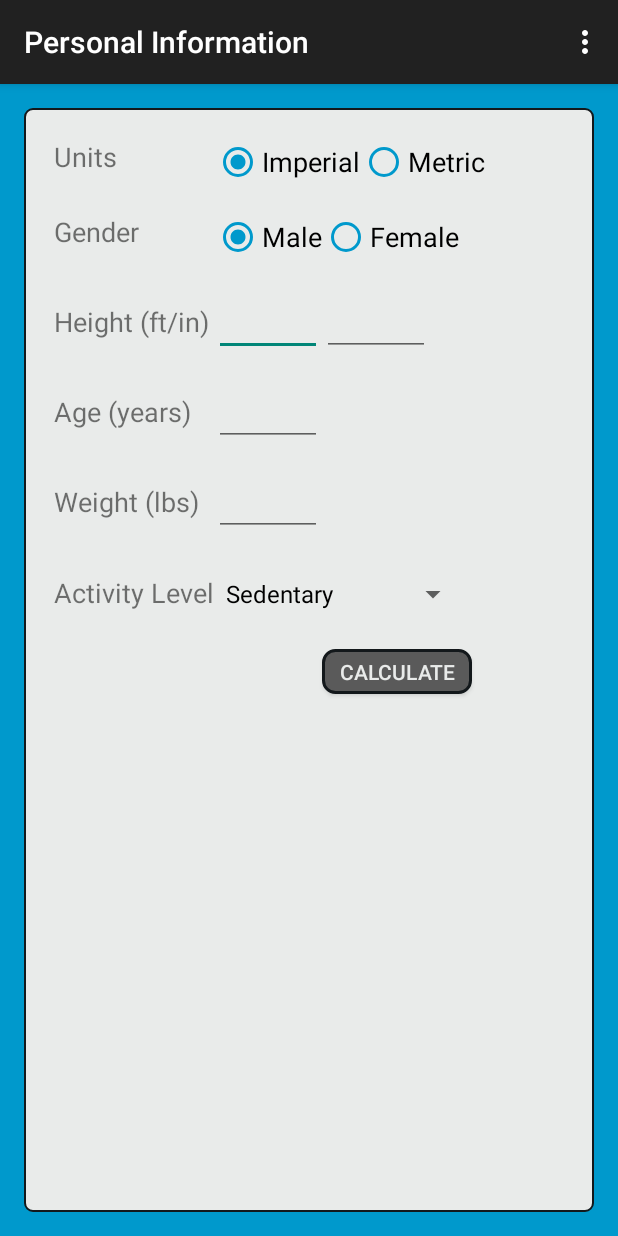
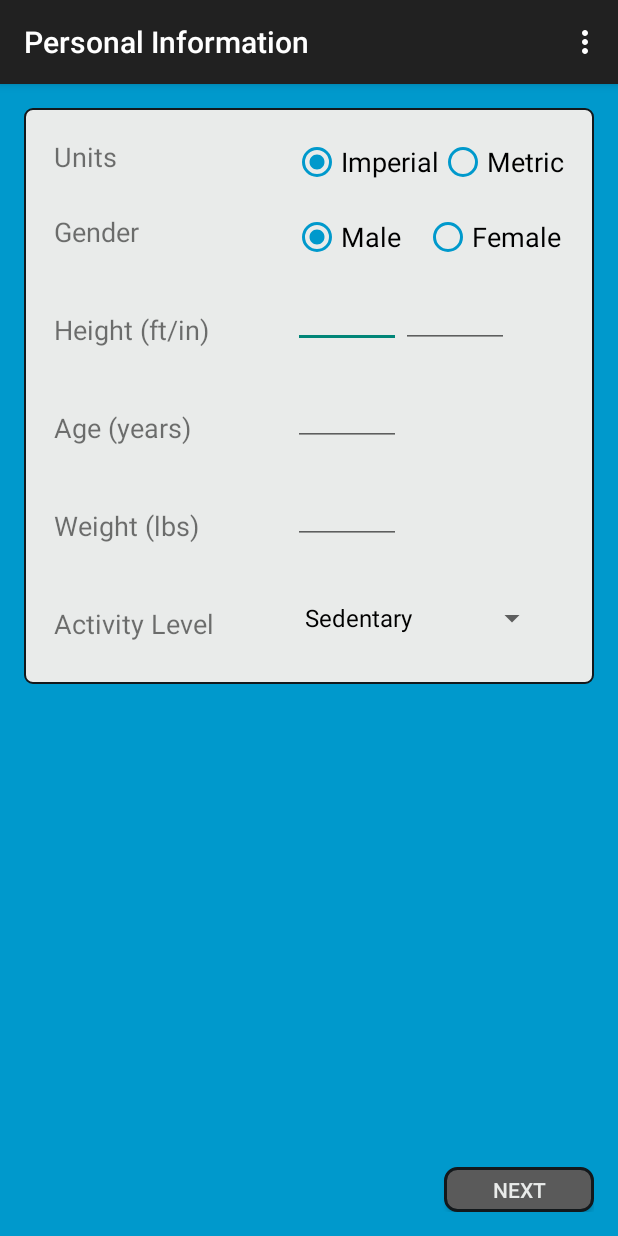
Before and after one commit to afrisone/LiftingBuddyOld, an Android app: the CalculatorActivity screen opened directly, with no data from a screen before it, on a phone screen of 412 x 824 dp. Run offline under Robolectric (Android 15) with nearby library versions, the phone set to English and light mode, and no system bars.

Commit message:
Added ScrollView to calculator activity

```diff
--- a/app/src/main/res/layout/activity_calculator.xml
+++ b/app/src/main/res/layout/activity_calculator.xml
@@ -1,17 +1,26 @@
+<ScrollView xmlns:android="http://schemas.android.com/apk/res/android"
+    android:id="@+id/ScrollView01"
+    android:layout_width="fill_parent"
+    android:layout_height="fill_parent"
+    android:fillViewport="true">
+
 <RelativeLayout xmlns:android="http://schemas.android.com/apk/res/android"
     xmlns:tools="http://schemas.android.com/tools" android:layout_width="match_parent"
-    android:layout_height="match_parent" android:paddingLeft="@dimen/activity_horizontal_margin"
+    android:layout_height="fill_parent" android:paddingLeft="@dimen/activity_horizontal_margin"
     android:paddingRight="@dimen/activity_horizontal_margin"
     android:paddingTop="@dimen/activity_vertical_margin"
     android:paddingBottom="@dimen/activity_vertical_margin" tools:context=".Calculator"
     android:background="@color/Bluish">
 
 
-    <GridLayout
+
+    <RelativeLayout
         android:layout_width="match_parent"
-        android:layout_height="match_parent"
+        android:layout_height="wrap_content"
         android:background="@drawable/lightbackground"
-        android:padding="20dp">
+        android:padding="20dp"
+        android:id="@+id/relativeLayout7"
+        android:layout_alignParentTop="true">
 
         <TextView
             android:layout_width="90dp"
@@ -19,9 +28,10 @@
             android:textAppearance="?android:attr/textAppearanceSmall"
             android:text="@string/gender"
             android:id="@+id/textView"
-            android:layout_row="1"
-            android:layout_column="0"
-            android:textSize="18sp" />
+            android:textSize="18sp"
+            android:layout_below="@+id/textView6"
+            android:layout_alignParentLeft="true"
+            android:layout_alignParentStart="true" />
 
         <TextView
             android:layout_width="wrap_content"
@@ -29,18 +39,19 @@
             android:textAppearance="?android:attr/textAppearanceSmall"
             android:text="@string/measurement_units"
             android:id="@+id/textView6"
-            android:layout_row="0"
-            android:layout_column="0"
-            android:textSize="18sp" />
+            android:textSize="18sp"
+            android:layout_alignParentTop="true"
+            android:layout_alignParentLeft="true"
+            android:layout_alignParentStart="true" />
 
         <RadioGroup xmlns:android="http://schemas.android.com/apk/res/android"
-            android:layout_width="197dp"
-            android:layout_height="wrap_content"
+            android:layout_width="wrap_content"
+            android:layout_height="50dp"
             android:orientation="horizontal"
-            android:layout_row="0"
-            android:layout_column="1"
-            android:layout_columnSpan="2"
-            android:id="@+id/unit_radio_group">
+            android:id="@+id/unit_radio_group"
+            android:layout_alignParentTop="true"
+            android:layout_alignParentRight="true"
+            android:layout_alignParentEnd="true">
 
             <RadioButton
                 android:layout_width="wrap_content"
@@ -62,12 +73,13 @@
         </RadioGroup>
 
         <RadioGroup xmlns:android="http://schemas.android.com/apk/res/android"
-            android:layout_width="166dp"
-            android:layout_height="wrap_content"
+            android:layout_width="wrap_content"
+            android:layout_height="50dp"
             android:orientation="horizontal"
-            android:layout_row="1"
-            android:layout_column="1"
-            android:layout_columnSpan="2">
+            android:id="@+id/radioGroup"
+            android:layout_above="@+id/height"
+            android:layout_alignLeft="@+id/unit_radio_group"
+            android:layout_alignStart="@+id/unit_radio_group">
 
             <RadioButton
                 android:layout_width="wrap_content"
@@ -76,7 +88,8 @@
                 android:id="@+id/genderMale"
                 android:checked="true"
                 android:textSize="18sp"
-                android:buttonTint="@color/Bluish"/>
+                android:buttonTint="@color/Bluish"
+                android:layout_marginRight="15dp" />
 
             <RadioButton
                 android:layout_width="wrap_content"
@@ -90,100 +103,130 @@
 
         <TextView
             android:layout_width="wrap_content"
-            android:layout_height="50dp"
+            android:layout_height="wrap_content"
             android:textAppearance="?android:attr/textAppearanceSmall"
             android:text="@string/height_string"
             android:id="@+id/height"
-            android:layout_row="2"
-            android:layout_column="0"
-            android:textSize="18sp" />
+            android:textSize="18sp"
+            android:layout_below="@+id/textView"
+            android:layout_alignParentLeft="true"
+            android:layout_alignParentStart="true"
+            android:layout_marginBottom="25dp"
+            android:layout_marginRight="15dp"
+            android:layout_marginTop="0dp"
+            android:paddingTop="15dp" />
 
         <EditText
             android:layout_width="72dp"
-            android:layout_height="wrap_content"
+            android:layout_height="40dp"
             android:inputType="number"
             android:ems="10"
             android:id="@+id/height_input"
-            android:layout_row="2"
-            android:layout_column="1" />
+            android:layout_below="@+id/radioGroup"
+            android:layout_alignLeft="@+id/radioGroup"
+            android:layout_alignStart="@+id/radioGroup" />
 
         <EditText
             android:layout_width="72dp"
-            android:layout_height="wrap_content"
+            android:layout_height="40dp"
             android:inputType="numberDecimal"
             android:ems="10"
             android:id="@+id/height_in_inches"
-            android:layout_row="2"
-            android:layout_column="2" />
+            android:layout_below="@+id/radioGroup"
+            android:layout_toRightOf="@+id/height_input"
+            android:layout_toEndOf="@+id/height_input" />
 
         <TextView
             android:layout_width="wrap_content"
-            android:layout_height="50dp"
+            android:layout_height="wrap_content"
             android:textAppearance="?android:attr/textAppearanceSmall"
             android:text="@string/age"
             android:id="@+id/textView2"
-            android:layout_row="3"
-            android:layout_column="0"
-            android:textSize="18sp" />
+            android:textSize="18sp"
+            android:layout_below="@+id/height"
+            android:layout_alignLeft="@+id/height"
+            android:layout_alignStart="@+id/height"
+            android:layout_marginBottom="25dp"
+            android:layout_marginRight="15dp"
+            android:layout_marginTop="0dp"
+            android:paddingTop="15dp" />
 
         <EditText
             android:layout_width="72dp"
-            android:layout_height="wrap_content"
+            android:layout_height="40dp"
             android:inputType="numberDecimal"
             android:ems="10"
             android:id="@+id/age_in_years"
-            android:layout_row="3"
-            android:layout_column="1" />
+            android:paddingLeft="10dp"
+            android:layout_alignTop="@+id/textView2"
+            android:layout_alignLeft="@+id/height_input"
+            android:layout_alignStart="@+id/height_input" />
 
         <TextView
             android:layout_width="wrap_content"
-            android:layout_height="50dp"
+            android:layout_height="wrap_content"
             android:textAppearance="?android:attr/textAppearanceSmall"
             android:text="@string/weight_string"
             android:id="@+id/weight"
-            android:layout_row="4"
-            android:layout_column="0"
-            android:textSize="18sp" />
+            android:textSize="18sp"
+            android:layout_below="@+id/textView2"
+            android:layout_alignParentLeft="true"
+            android:layout_alignParentStart="true"
+            android:layout_marginBottom="25dp"
+            android:layout_marginRight="15dp"
+            android:layout_marginTop="0dp"
+            android:paddingTop="15dp" />
 
         <EditText
             android:layout_width="72dp"
-            android:layout_height="wrap_content"
+            android:layout_height="40dp"
             android:inputType="numberDecimal"
             android:ems="10"
             android:id="@+id/weight_input"
-            android:layout_row="4"
-            android:layout_column="1" />
+            android:paddingLeft="10dp"
+            android:layout_alignTop="@+id/weight"
+            android:layout_alignLeft="@+id/age_in_years"
+            android:layout_alignStart="@+id/age_in_years" />
 
         <TextView
-            android:layout_width="wrap_content"
-            android:layout_height="50dp"
+            android:layout_width="100dp"
+            android:layout_height="wrap_content"
             android:textAppearance="?android:attr/textAppearanceSmall"
             android:text="@string/activity_level"
             android:id="@+id/textView5"
-            android:layout_row="5"
-            android:layout_column="0"
-            android:textSize="18sp" />
+            android:textSize="18sp"
+            android:layout_below="@+id/weight"
+            android:layout_alignLeft="@+id/weight"
+            android:layout_alignStart="@+id/weight"
+            android:paddingTop="15dp"
+            android:layout_toLeftOf="@+id/activity_level"
+            android:layout_toStartOf="@+id/activity_level" />
 
         <Spinner
             android:layout_width="170dp"
             android:layout_height="wrap_content"
             android:id="@+id/activity_level"
-            android:layout_row="5"
-            android:layout_column="1"
             android:spinnerMode="dropdown"
-            android:layout_columnSpan="2" />
+            android:layout_below="@+id/weight"
+            android:layout_alignLeft="@+id/weight_input"
+            android:layout_alignStart="@+id/weight_input" />
+
+    </RelativeLayout>
 
     <Button
         android:layout_width="100dp"
         android:layout_height="30dp"
-            android:text="@string/calculate"
+        android:text="Next"
         android:id="@+id/button_calculate"
-            android:layout_row="6"
-            android:layout_column="2"
         android:background="@drawable/roundedbutton"
         android:textColor="@color/SnowyGray"
+        android:textSize="14sp"
+        android:layout_alignParentBottom="true"
+        android:layout_alignRight="@+id/relativeLayout7"
+        android:layout_alignEnd="@+id/relativeLayout7" />
 
-            android:textSize="14sp" />
 
-    </GridLayout>
+
 </RelativeLayout>
+
+</ScrollView>
--- a/app/src/main/res/values/strings.xml
+++ b/app/src/main/res/values/strings.xml
@@ -23,7 +23,7 @@
     <string name="title_activity_journal">Journal</string>
     <string name="end_disclaimer">Please use this calculator as a rough estimate. Every person is different
         and may need more or less calories. It is recommended that you use these numbers as a starting point
-        for a few weeks and then add/remove calories as needed.</string>
+        for a few weeks and then add/remove calories as necessary.</string>
 
     <string name="hello_world">Hello world!</string>
 </resources>
```
Also changed, not shown: app/src/main/res/layout-land/activity_set_goals.xml (added, +167 -0 lines). Lines whose indentation alone changed are shown as unchanged.
